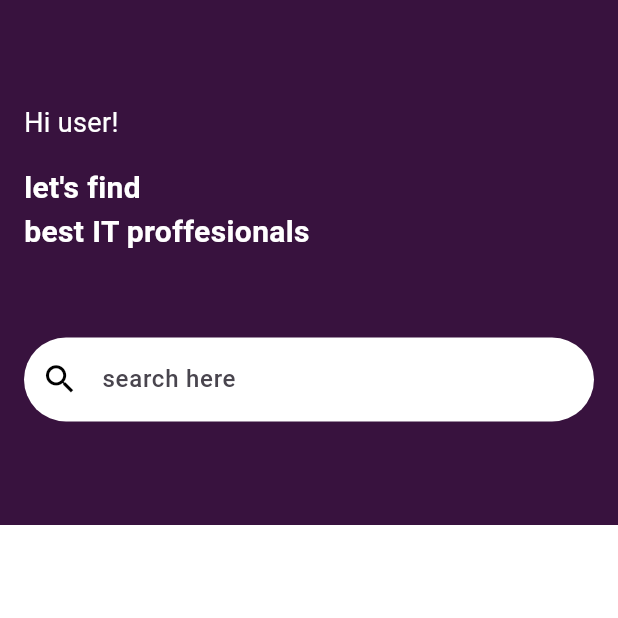
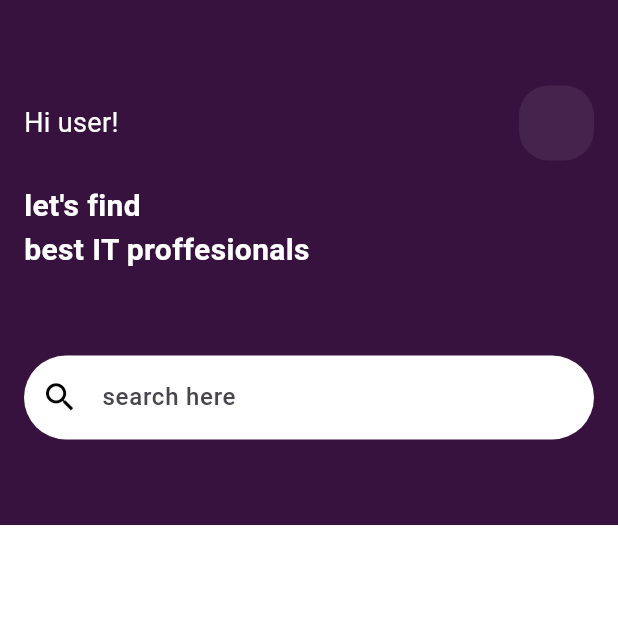
Before and after one commit to Messy-guy/my_firstapp, a Flutter app: the screen it shows after launch, on a phone screen of 412 x 824 dp, the top half of it. Run offline on Flutter 3.47's test engine with Material 3 defaults, Android fonts, the phone set to English and light mode, and no system bars.

Commit message:
added notification option

```diff
--- a/lib/home.dart
+++ b/lib/home.dart
@@ -1,4 +1,4 @@
-// ignore_for_file: prefer_const_constructors, prefer_const_literals_to_create_immutables
+// ignore_for_file: prefer_const_constructors, prefer_const_literals_to_create_immutables, sized_box_for_whitespace
 
 import 'package:flutter/material.dart';
 
@@ -18,11 +18,25 @@ class HomePage extends StatelessWidget {
           mainAxisAlignment: MainAxisAlignment.center,
           crossAxisAlignment: CrossAxisAlignment.start,
           children: [
-            Text('Hi user!',
-            style:TextStyle(
-              color: Colors.white,
-              fontSize: 18
-            ),),
+            Row(
+              mainAxisAlignment: MainAxisAlignment.spaceBetween,
+              children: [
+                Text('Hi user!',
+                style:TextStyle(
+                  color: Colors.white,
+                  fontSize: 18
+                ),),
+
+                Container(
+                   height: 50,
+                   width: 50,
+                   decoration: BoxDecoration(
+                    color: Colors.white.withOpacity(0.07    ),
+                    borderRadius: BorderRadius.all(Radius.circular(20))
+                   ),
+                )
+              ],
+            ),
              SizedBox(height: 16,),
             Text("let's find\nbest IT proffesionals",
             style: TextStyle(
```
